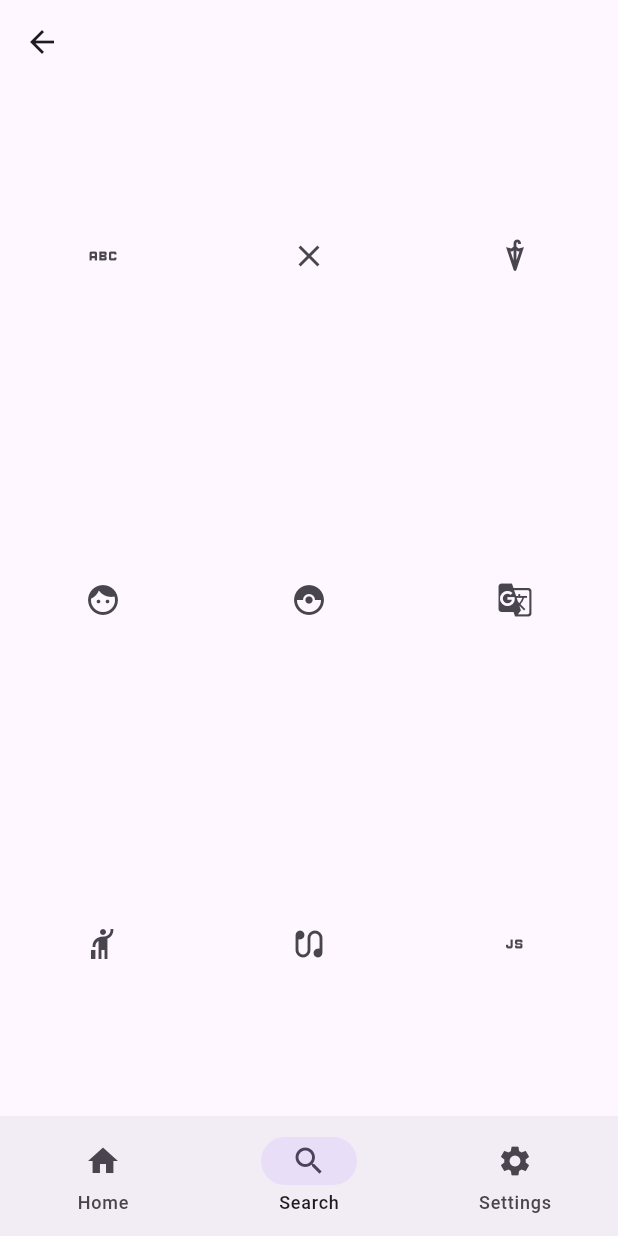
After one commit to AlexanderCecile/w24_app_dev_assignment_1, a Flutter app: the Travel screen opened directly, item 2 of the bottom bar chosen, on a phone screen of 412 x 824 dp. The commit adds this screen. Run offline on Flutter 3.47's test engine with Material 3 defaults, Android fonts, the phone set to English and light mode, and no system bars.

Commit message:
Completed part 3

```diff
--- /dev/null
+++ b/lib/part_3.dart
@@ -0,0 +1,158 @@
+import 'package:flutter/material.dart';
+import 'package:flutter/services.dart';
+
+class Travel extends StatefulWidget {
+  const Travel({super.key});
+
+  @override
+  State<Travel> createState() => _TravelState();
+}
+
+class _TravelState extends State<Travel> {
+  int currentPageIndex = 0;
+
+  @override
+  Widget build(BuildContext context) {
+    return Scaffold(
+      appBar: AppBar(),
+      bottomNavigationBar: NavigationBar(
+        selectedIndex: currentPageIndex,
+        onDestinationSelected: (int index) {
+          setState(() {
+            currentPageIndex = index;
+          });
+        },
+        destinations: const <Widget>[
+          NavigationDestination(icon: Icon(Icons.home), label: 'Home'),
+          NavigationDestination(icon: Icon(Icons.search), label: 'Search'),
+          NavigationDestination(icon: Icon(Icons.settings), label: 'Settings')
+        ],
+      ),
+      body: <Widget>[
+        const Center(child: Text('Waterfall')),
+        const SearchScreen(),
+        const SettingsScreen()
+      ][currentPageIndex],
+    );
+  }
+}
+
+class SearchScreen extends StatelessWidget {
+  const SearchScreen({super.key});
+
+  @override
+  Widget build(BuildContext context) {
+    return Column(children: [
+      Expanded(
+          child: Row(
+        children: [
+          Expanded(
+            child: IconButton(onPressed: () {}, icon: const Icon(Icons.abc)),
+          ),
+          Expanded(
+            child: IconButton(onPressed: () {}, icon: const Icon(Icons.close)),
+          ),
+          Expanded(
+            child:
+                IconButton(onPressed: () {}, icon: const Icon(Icons.umbrella)),
+          )
+        ],
+      )),
+      Expanded(
+          child: Row(
+        children: [
+          Expanded(
+            child: IconButton(onPressed: () {}, icon: const Icon(Icons.face)),
+          ),
+          Expanded(
+            child: IconButton(
+                onPressed: () {}, icon: const Icon(Icons.catching_pokemon)),
+          ),
+          Expanded(
+            child: IconButton(
+                onPressed: () {}, icon: const Icon(Icons.g_translate)),
+          )
+        ],
+      )),
+      Expanded(
+          child: Row(
+        children: [
+          Expanded(
+            child: IconButton(onPressed: () {}, icon: const Icon(Icons.hail)),
+          ),
+          Expanded(
+            child:
+                IconButton(onPressed: () {}, icon: const Icon(Icons.earbuds)),
+          ),
+          Expanded(
+            child: IconButton(
+                onPressed: () {}, icon: const Icon(Icons.javascript)),
+          )
+        ],
+      ))
+    ]);
+  }
+}
+
+class SettingsScreen extends StatefulWidget {
+  const SettingsScreen({super.key});
+
+  @override
+  State<SettingsScreen> createState() => _SettingsScreenState();
+}
+
+class _SettingsScreenState extends State<SettingsScreen> {
+  String selectedInputUnit = 'Fahrenheit';
+
+  int inputTemperatureValue = 0;
+  int convertedTemp = 0;
+
+  @override
+  Widget build(BuildContext context) {
+    return Column(mainAxisAlignment: MainAxisAlignment.center, children: [
+      TextField(
+        decoration: const InputDecoration(labelText: 'Enter temperature'),
+        keyboardType: TextInputType.number,
+        inputFormatters: [FilteringTextInputFormatter.digitsOnly],
+        onChanged: (String input) {
+          setState(() {
+            inputTemperatureValue = int.parse(input);
+            if (selectedInputUnit == 'Fahrenheit') {
+              convertedTemp = fahrenheitToCelsius(inputTemperatureValue);
+            } else if (selectedInputUnit == 'Celsius') {
+              convertedTemp = celsiusToFahrenheit(inputTemperatureValue);
+            }
+          });
+        },
+      ),
+      const Text('Select unit of input temperature'),
+      SegmentedButton(
+          segments: const [
+            ButtonSegment(value: 'Fahrenheit', label: Text('\u{2109}')),
+            ButtonSegment(value: 'Celsius', label: Text('\u{2103}'))
+          ],
+          selected: {
+            selectedInputUnit
+          },
+          onSelectionChanged: (Set<String> selection) {
+            setState(() {
+              selectedInputUnit = selection.first;
+              if (selectedInputUnit == 'Fahrenheit') {
+                convertedTemp = fahrenheitToCelsius(inputTemperatureValue);
+              } else if (selectedInputUnit == 'Celsius') {
+                convertedTemp = celsiusToFahrenheit(inputTemperatureValue);
+              }
+            });
+          }),
+      Text('Conversion result: $convertedTemp')
+    ]);
+  }
+}
+
+int fahrenheitToCelsius(int val) {
+  return (val - 32) * 5 ~/ 9;
+}
+
+int celsiusToFahrenheit(int val) {
+  return val * 9 ~/ 5 + 32;
+}
```
Also changed, not shown: lib/main.dart (+6 -1 lines).
